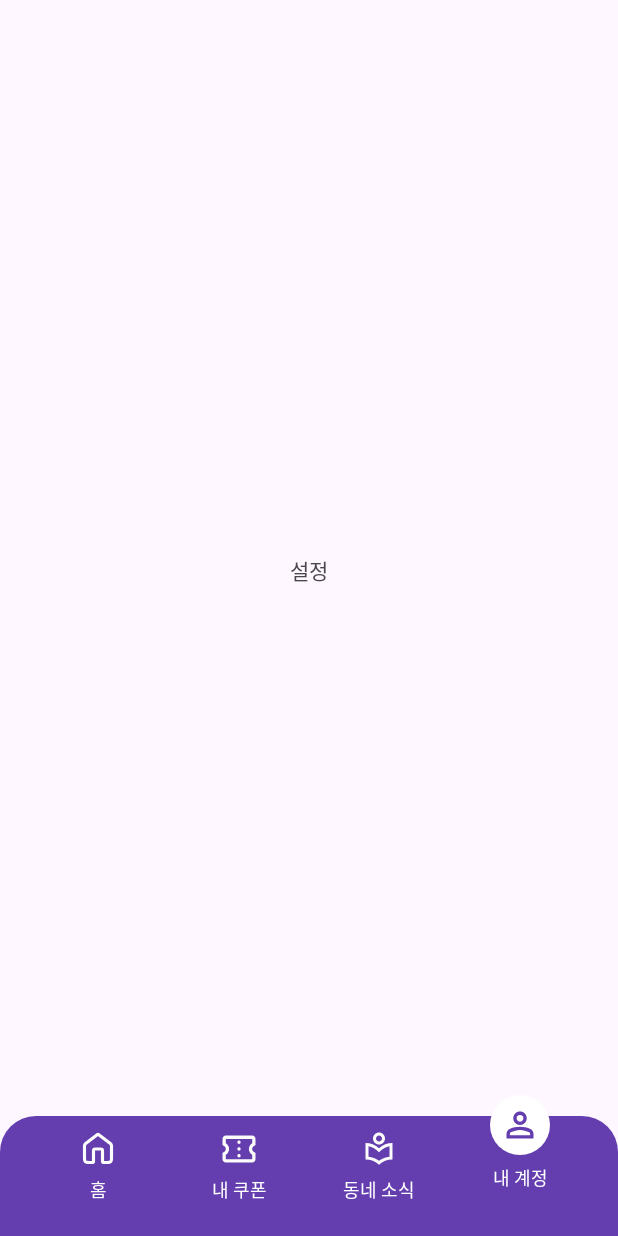
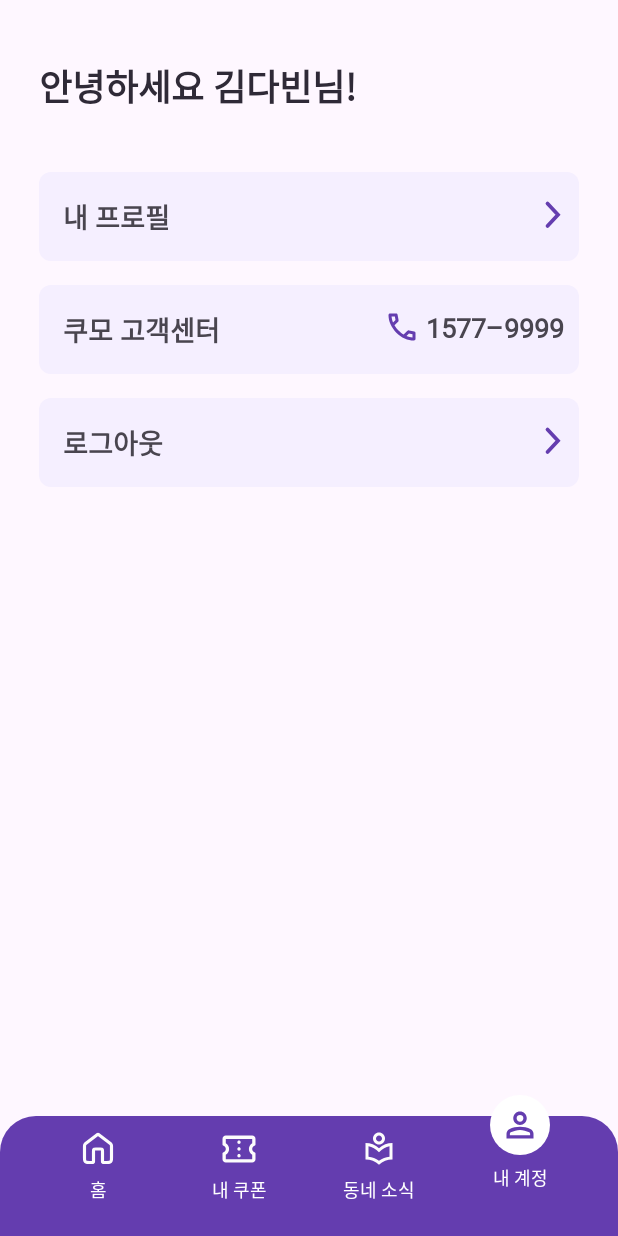
Before and after one commit to UMC-5th-Coumo/Coumo_AOS, an Android app: the screen it shows after launch (MainActivity), after a tap on "내 계정", on a phone screen of 412 x 824 dp. Run offline under Robolectric (Android 15) with nearby library versions, the phone set to English and light mode, and no system bars; our stand-ins replace Dagger/Hilt's generated code, data binding; 3 other taps on this screen came first.

Commit message:
[add] 내 계정 ui 그리기

```diff
--- /dev/null
+++ b/app/src/main/res/drawable/icon_call.xml
@@ -0,0 +1,17 @@
+<vector xmlns:android="http://schemas.android.com/apk/res/android"
+    android:width="24dp"
+    android:height="24dp"
+    android:viewportWidth="24"
+    android:viewportHeight="24">
+  <group>
+    <clip-path
+        android:pathData="M0,0h24v24h-24z"/>
+    <group>
+      <clip-path
+          android:pathData="M0,0h24v24h-24z"/>
+      <path
+          android:pathData="M19.95,21C17.867,21 15.808,20.546 13.775,19.638C11.742,18.729 9.892,17.442 8.225,15.775C6.558,14.108 5.271,12.258 4.363,10.225C3.454,8.192 3,6.133 3,4.05C3,3.75 3.1,3.5 3.3,3.3C3.5,3.1 3.75,3 4.05,3H8.1C8.333,3 8.542,3.079 8.725,3.237C8.908,3.396 9.017,3.583 9.05,3.8L9.7,7.3C9.733,7.567 9.725,7.792 9.675,7.975C9.625,8.158 9.533,8.317 9.4,8.45L6.975,10.9C7.308,11.517 7.704,12.113 8.163,12.688C8.621,13.262 9.125,13.817 9.675,14.35C10.192,14.867 10.733,15.346 11.3,15.788C11.867,16.229 12.467,16.633 13.1,17L15.45,14.65C15.6,14.5 15.796,14.387 16.038,14.313C16.279,14.238 16.517,14.217 16.75,14.25L20.2,14.95C20.433,15.017 20.625,15.137 20.775,15.313C20.925,15.488 21,15.683 21,15.9V19.95C21,20.25 20.9,20.5 20.7,20.7C20.5,20.9 20.25,21 19.95,21ZM6.025,9L7.675,7.35L7.25,5H5.025C5.108,5.683 5.225,6.358 5.375,7.025C5.525,7.692 5.742,8.35 6.025,9ZM14.975,17.95C15.625,18.233 16.288,18.458 16.962,18.625C17.638,18.792 18.317,18.9 19,18.95V16.75L16.65,16.275L14.975,17.95Z"
+          android:fillColor="#643DAF"/>
+    </group>
+  </group>
+</vector>
--- /dev/null
+++ b/app/src/main/res/drawable/icon_left_arrow.xml
@@ -0,0 +1,12 @@
+<vector xmlns:android="http://schemas.android.com/apk/res/android"
+    android:width="24dp"
+    android:height="24dp"
+    android:viewportWidth="24"
+    android:viewportHeight="24">
+  <path
+      android:pathData="M16,5L9,12.5L16,20"
+      android:strokeWidth="2.5"
+      android:fillColor="#00000000"
+      android:strokeColor="#643DAF"
+      android:strokeLineCap="round"/>
+</vector>
--- /dev/null
+++ b/app/src/main/res/drawable/icon_locate.xml
@@ -0,0 +1,16 @@
+<vector xmlns:android="http://schemas.android.com/apk/res/android"
+    android:width="24dp"
+    android:height="24dp"
+    android:viewportWidth="24"
+    android:viewportHeight="24">
+  <group>
+    <clip-path
+        android:pathData="M0,0h24v24h-24z"/>
+    <path
+        android:pathData="M12,10m-2,0a2,2 0,1 1,4 0a2,2 0,1 1,-4 0"
+        android:fillColor="#F9F9F9"/>
+    <path
+        android:pathData="M12,19.35C14.033,17.483 15.542,15.788 16.525,14.262C17.508,12.738 18,11.383 18,10.2C18,8.383 17.421,6.896 16.263,5.738C15.104,4.579 13.683,4 12,4C10.317,4 8.896,4.579 7.738,5.738C6.579,6.896 6,8.383 6,10.2C6,11.383 6.492,12.738 7.475,14.262C8.458,15.788 9.967,17.483 12,19.35ZM12,22C9.317,19.717 7.313,17.596 5.988,15.637C4.662,13.679 4,11.867 4,10.2C4,7.7 4.804,5.708 6.412,4.225C8.021,2.742 9.883,2 12,2C14.117,2 15.979,2.742 17.587,4.225C19.196,5.708 20,7.7 20,10.2C20,11.867 19.337,13.679 18.013,15.637C16.688,17.596 14.683,19.717 12,22Z"
+        android:fillColor="#F9F9F9"/>
+  </group>
+</vector>
--- /dev/null
+++ b/app/src/main/res/drawable/icon_right_arrow.xml
@@ -0,0 +1,12 @@
+<vector xmlns:android="http://schemas.android.com/apk/res/android"
+    android:width="24dp"
+    android:height="24dp"
+    android:viewportWidth="24"
+    android:viewportHeight="24">
+  <path
+      android:pathData="M9,5L16,12.5L9,20"
+      android:strokeWidth="2.5"
+      android:fillColor="#00000000"
+      android:strokeColor="#643DAF"
+      android:strokeLineCap="round"/>
+</vector>
--- /dev/null
+++ b/app/src/main/res/drawable/shape_rec_round_8.xml
@@ -0,0 +1,4 @@
+<?xml version="1.0" encoding="utf-8"?>
+<shape xmlns:android="http://schemas.android.com/apk/res/android">
+    <corners android:radius="8dp"/>
+</shape>
--- a/app/src/main/res/layout/fragment_account.xml
+++ b/app/src/main/res/layout/fragment_account.xml
@@ -11,13 +11,130 @@
         android:layout_height="match_parent">
 
         <TextView
+            android:id="@+id/tv_account"
             android:layout_width="wrap_content"
             android:layout_height="wrap_content"
-            android:text="설정"
+            android:text="안녕하세요 김다빈님!"
+            android:textSize="24sp"
+            android:textStyle="bold"
+            android:textColor="@color/font_text"
+            android:layout_marginTop="39dp"
+            android:layout_marginStart="26dp"
             app:layout_constraintStart_toStartOf="parent"
-            app:layout_constraintEnd_toEndOf="parent"
-            app:layout_constraintTop_toTopOf="parent"
-            app:layout_constraintBottom_toBottomOf="parent"/>
+            app:layout_constraintTop_toTopOf="parent"/>
+
+        <androidx.constraintlayout.widget.ConstraintLayout
+            android:id="@+id/section_profile"
+            android:layout_width="match_parent"
+            android:layout_height="wrap_content"
+            android:layout_marginTop="39dp"
+            android:layout_marginHorizontal="26dp"
+            android:paddingVertical="16dp"
+            android:background="@drawable/shape_rec_round_8"
+            android:backgroundTint="@color/sub"
+            app:layout_constraintStart_toStartOf="parent"
+            app:layout_constraintTop_toBottomOf="@id/tv_account">
+
+            <TextView
+                android:id="@+id/tv_my_profile"
+                android:layout_width="wrap_content"
+                android:layout_height="wrap_content"
+                android:layout_marginStart="16dp"
+                android:textStyle="bold"
+                android:textSize="18sp"
+                android:text="@string/my_profile"
+                app:layout_constraintStart_toStartOf="parent"
+                app:layout_constraintTop_toTopOf="parent"/>
+
+            <androidx.constraintlayout.utils.widget.ImageFilterView
+                android:layout_width="@dimen/btn_size"
+                android:layout_height="@dimen/btn_size"
+                android:src="@drawable/icon_right_arrow"
+                android:layout_marginEnd="6dp"
+                app:layout_constraintEnd_toEndOf="parent"
+                app:layout_constraintTop_toTopOf="parent"/>
+
+        </androidx.constraintlayout.widget.ConstraintLayout>
+
+
+        <androidx.constraintlayout.widget.ConstraintLayout
+            android:id="@+id/section_service_center"
+            android:layout_width="match_parent"
+            android:layout_height="wrap_content"
+            android:layout_marginTop="16dp"
+            android:layout_marginHorizontal="26dp"
+            android:paddingVertical="16dp"
+            android:background="@drawable/shape_rec_round_8"
+            android:backgroundTint="@color/sub"
+            app:layout_constraintStart_toStartOf="parent"
+            app:layout_constraintTop_toBottomOf="@id/section_profile">
+
+            <TextView
+                android:id="@+id/tv_service_center"
+                android:layout_width="wrap_content"
+                android:layout_height="wrap_content"
+                android:layout_marginStart="16dp"
+                android:textStyle="bold"
+                android:textSize="18sp"
+                android:text="@string/service_center"
+                app:layout_constraintStart_toStartOf="parent"
+                app:layout_constraintTop_toTopOf="parent"/>
+
+            <androidx.constraintlayout.utils.widget.ImageFilterView
+                android:id="@+id/btn_call"
+                android:layout_width="@dimen/btn_size"
+                android:layout_height="@dimen/btn_size"
+                android:src="@drawable/icon_call"
+                android:layout_marginEnd="4dp"
+                app:layout_constraintEnd_toStartOf="@id/tv_call_number"
+                app:layout_constraintTop_toTopOf="parent"/>
+
+            <TextView
+                android:id="@+id/tv_call_number"
+                android:layout_width="wrap_content"
+                android:layout_height="wrap_content"
+                android:layout_marginEnd="10dp"
+                android:textStyle="bold"
+                android:textSize="18sp"
+                android:text="@string/call_number"
+                app:layout_constraintEnd_toEndOf="parent"
+                app:layout_constraintTop_toTopOf="parent"/>
+
+        </androidx.constraintlayout.widget.ConstraintLayout>
+
+        <androidx.constraintlayout.widget.ConstraintLayout
+            android:id="@+id/section_logout"
+            android:layout_width="match_parent"
+            android:layout_height="wrap_content"
+            android:layout_marginTop="16dp"
+            android:layout_marginHorizontal="26dp"
+            android:paddingVertical="16dp"
+            android:background="@drawable/shape_rec_round_8"
+            android:backgroundTint="@color/sub"
+            app:layout_constraintStart_toStartOf="parent"
+            app:layout_constraintTop_toBottomOf="@id/section_service_center">
+
+            <TextView
+                android:id="@+id/tv_logout"
+                android:layout_width="wrap_content"
+                android:layout_height="wrap_content"
+                android:layout_marginStart="16dp"
+                android:textStyle="bold"
+                android:textSize="18sp"
+                android:text="@string/logout"
+                app:layout_constraintStart_toStartOf="parent"
+                app:layout_constraintTop_toTopOf="parent"/>
+
+            <androidx.constraintlayout.utils.widget.ImageFilterView
+                android:id="@+id/btn_logout"
+                android:layout_width="@dimen/btn_size"
+                android:layout_height="@dimen/btn_size"
+                android:src="@drawable/icon_right_arrow"
+                android:layout_marginEnd="6dp"
+                app:layout_constraintEnd_toEndOf="parent"
+                app:layout_constraintTop_toTopOf="parent"/>
+
+        </androidx.constraintlayout.widget.ConstraintLayout>
 
     </androidx.constraintlayout.widget.ConstraintLayout>
 </layout>
--- a/app/src/main/res/values/colors.xml
+++ b/app/src/main/res/values/colors.xml
@@ -5,6 +5,7 @@
 
     <!-- component Color -->
     <color name="main">#643DAF</color>
+    <color name="sub">#F5EFFF</color>
 
     <!-- font Color -->
     <color name="font_main">#643DAF</color>
--- a/app/src/main/res/values/dimens.xml
+++ b/app/src/main/res/values/dimens.xml
@@ -6,4 +6,5 @@
     <dimen name="bottom_navi_selected_margin">30dp</dimen>
     <dimen name="bottom_navi_unselected_margin">22dp</dimen>
 
+    <dimen name="btn_size">24dp</dimen>
 </resources>
--- a/app/src/main/res/values/strings.xml
+++ b/app/src/main/res/values/strings.xml
@@ -5,4 +5,9 @@
     <string name="coupon">내 쿠폰</string>
     <string name="community">동네 소식</string>
     <string name="account">내 계정</string>
+
+    <string name="my_profile">내 프로필</string>
+    <string name="service_center">쿠모 고객센터</string>
+    <string name="logout">로그아웃</string>
+    <string name="call_number">1577–9999</string>
 </resources>
--- a/app/src/main/res/values/themes.xml
+++ b/app/src/main/res/values/themes.xml
@@ -5,5 +5,8 @@
         <!-- <item name="colorPrimary">@color/my_light_primary</item> -->
     </style>
 
-    <style name="Theme.Coumo" parent="Base.Theme.Coomo" />
+    <style name="Theme.Coumo" parent="Base.Theme.Coomo" >
+        <item name="android:fontFamily">@font/pretendard_medium</item>
+    </style>
+
 </resources>
```
